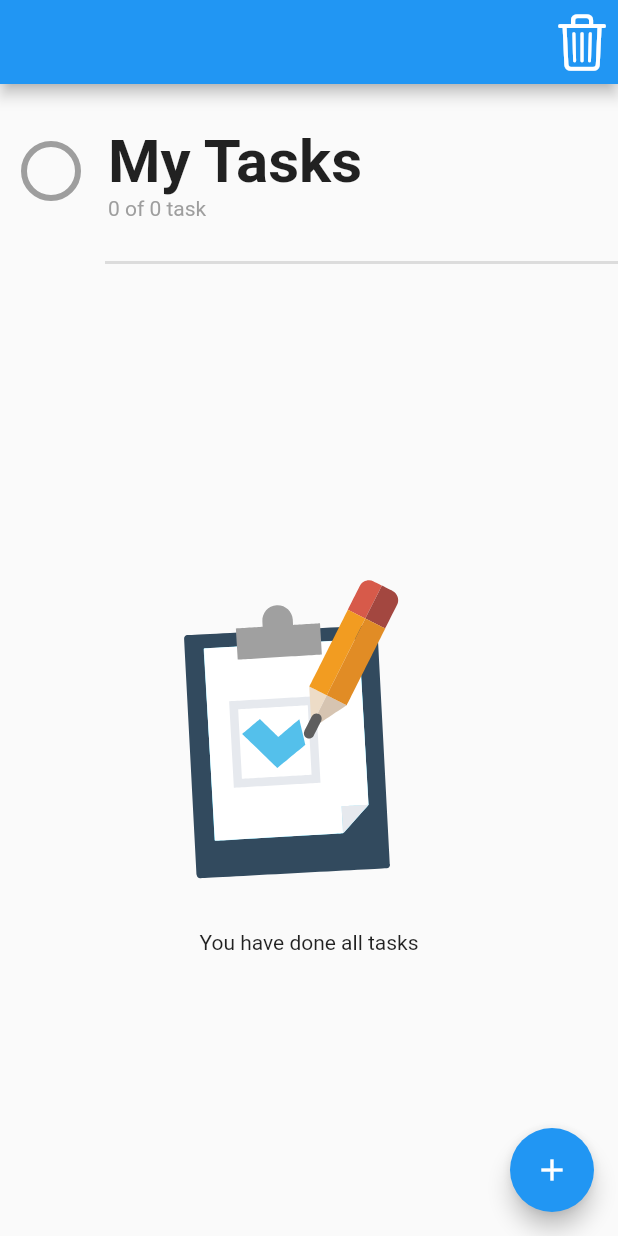
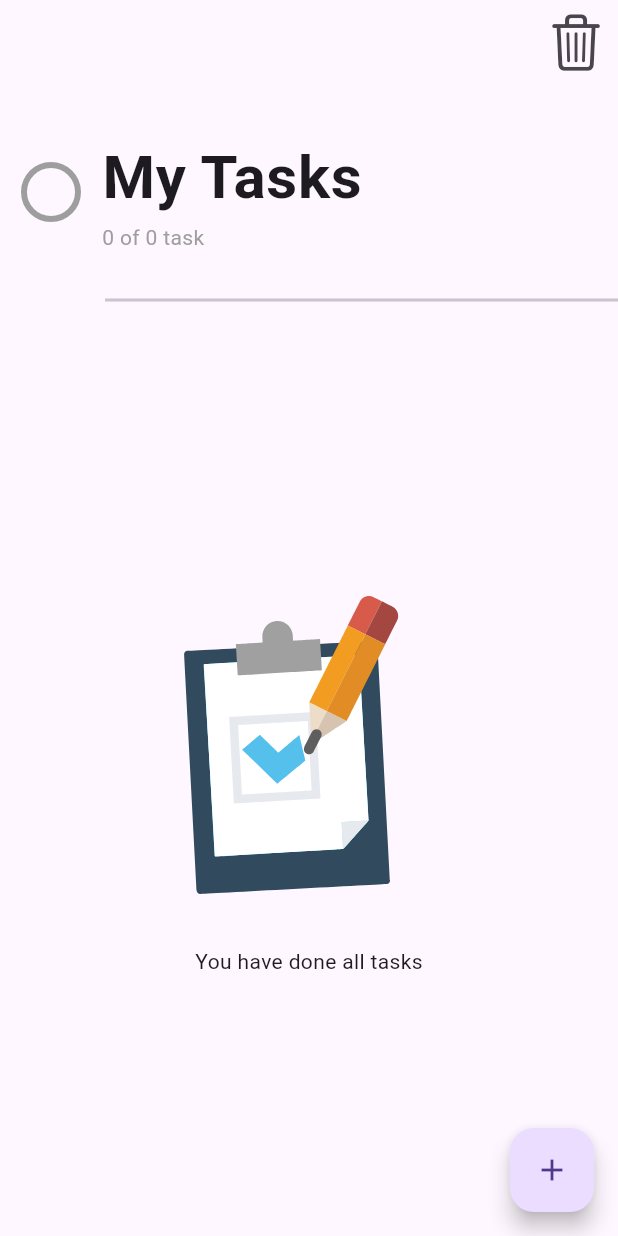
Before and after one commit to Ahmad01Almasri/tasks_app, a Flutter app: the screen it shows after launch, on a phone screen of 412 x 824 dp. Run offline on Flutter 3.47's test engine with Material 2 defaults, Android fonts, the phone set to English and light mode, and no system bars; our stand-ins replace bot_toast, hive, hive_flutter, lottie; missing offline and left inert: panara_dialogs; accounts and stored records are empty.

Commit message:
Update main.dart

```diff
--- a/lib/main.dart
+++ b/lib/main.dart
@@ -20,7 +20,7 @@ class MyApp extends StatelessWidget {
     return MaterialApp(
       title: 'Task App',
       debugShowCheckedModeBanner: false,
-      theme: ThemeData(useMaterial3: false),
+      theme: ThemeData(useMaterial3: true),
       builder: botToastBuilder,
       home: const HomeScreen(),
     );
```
